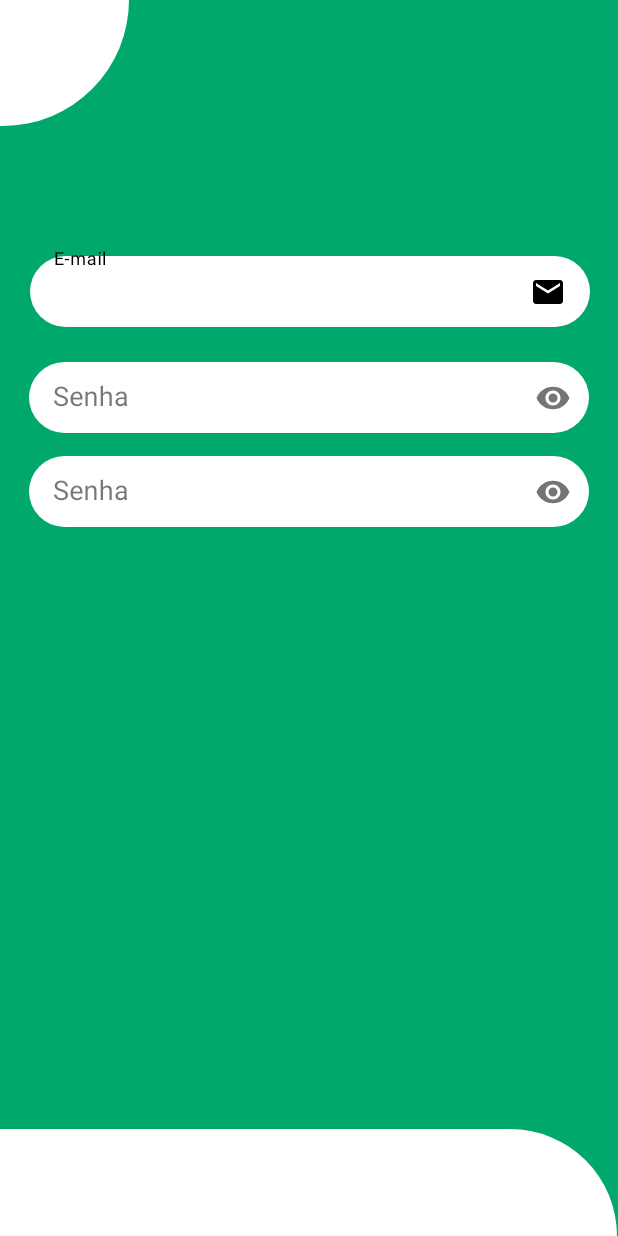
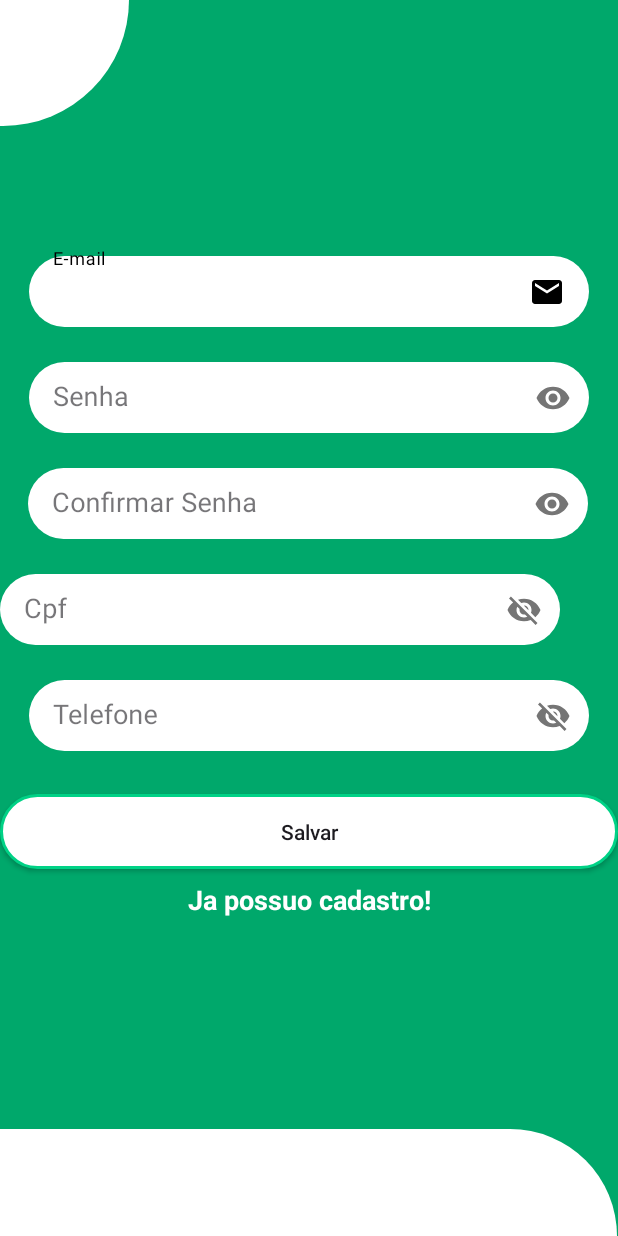
Before and after one commit to vinicius-yudi/ProjetoAndroid, an Android app: the TelaCadastro screen opened directly, with no data from a screen before it, on a phone screen of 412 x 824 dp. Run offline under Robolectric (Android 15) with nearby library versions, the phone set to English and light mode, and no system bars.

Commit message:
adicionando campos cadastro
Co-Authored-By: matheuskormann <130563334+matheuskormann@users.noreply.github.com>

```diff
--- a/app/src/main/res/layout/activity_tela_cadastro.xml
+++ b/app/src/main/res/layout/activity_tela_cadastro.xml
@@ -13,6 +13,94 @@
       android:layout_height="match_parent"
       android:background="@color/dark_cyan_green"
       tools:context=".TelaCadastro">
+
+    <TextView
+        android:id="@+id/txtJaTenhoCadastro"
+        android:layout_width="match_parent"
+        android:layout_height="wrap_content"
+        android:layout_marginTop="8dp"
+        android:gravity="center"
+        android:text="@string/txt_JaTenhoCadastro"
+        android:textColor="@color/white"
+        android:textSize="18sp"
+        android:textStyle="bold"
+        app:layout_constraintEnd_toEndOf="parent"
+        app:layout_constraintHorizontal_bias="0.0"
+        app:layout_constraintStart_toStartOf="parent"
+        app:layout_constraintTop_toBottomOf="@+id/btSalvar" />
+
+    <androidx.appcompat.widget.AppCompatButton
+        android:id="@+id/btSalvar"
+        android:layout_width="match_parent"
+        android:layout_height="wrap_content"
+        android:layout_marginTop="16dp"
+        android:background="@drawable/background_button_selector"
+        android:enabled="true"
+        android:padding="15dp"
+        android:text="@string/txt_button_Salvar"
+        android:textAllCaps="false"
+        app:layout_constraintEnd_toEndOf="parent"
+        app:layout_constraintStart_toStartOf="parent"
+        app:layout_constraintTop_toBottomOf="@+id/txtInputLayoutTelefone" />
+
+    <com.google.android.material.textfield.TextInputLayout
+        android:id="@+id/txtInputLayoutTelefone"
+        style="@style/Widget.MaterialComponents.TextInputLayout.OutlinedBox"
+        android:layout_width="373dp"
+        android:layout_height="65dp"
+        android:layout_marginTop="5dp"
+        app:boxStrokeColor="@color/dark_cyan_green"
+        app:errorEnabled="true"
+        app:errorTextColor="@color/red"
+        app:hintAnimationEnabled="true"
+        app:hintTextColor="@color/black"
+        app:layout_constraintEnd_toEndOf="parent"
+        app:layout_constraintStart_toStartOf="parent"
+        app:layout_constraintTop_toBottomOf="@+id/txtInputLayoutCpf"
+        app:passwordToggleEnabled="true"
+        tools:ignore="ExtraText,MissingConstraints">
+
+      <com.google.android.material.textfield.TextInputEditText
+          android:id="@+id/editTelefone"
+          android:layout_width="match_parent"
+          android:layout_height="47dp"
+          android:background="@drawable/background_edittext"
+          android:hint="@string/hint_Telefone"
+          android:inputType="text"
+          android:maxLength="25"
+          android:maxLines="1"
+          android:padding="15dp"
+          android:textSize="18sp" />
+    </com.google.android.material.textfield.TextInputLayout>
+
+    <com.google.android.material.textfield.TextInputLayout
+        android:id="@+id/txtInputLayoutCpf"
+        style="@style/Widget.MaterialComponents.TextInputLayout.OutlinedBox"
+        android:layout_width="373dp"
+        android:layout_height="65dp"
+        android:layout_marginTop="5dp"
+        app:boxStrokeColor="@color/dark_cyan_green"
+        app:errorEnabled="true"
+        app:errorTextColor="@color/red"
+        app:hintAnimationEnabled="true"
+        app:hintTextColor="@color/black"
+        app:layout_constraintTop_toBottomOf="@+id/txtInputLayoutConfirmarSenha"
+        app:passwordToggleEnabled="true"
+        tools:ignore="ExtraText,MissingConstraints"
+        tools:layout_editor_absoluteX="19dp">
+
+      <com.google.android.material.textfield.TextInputEditText
+          android:id="@+id/editCpf"
+          android:layout_width="match_parent"
+          android:layout_height="47dp"
+          android:background="@drawable/background_edittext"
+          android:hint="@string/hint_Cpf"
+          android:inputType="text"
+          android:maxLength="25"
+          android:maxLines="1"
+          android:padding="15dp"
+          android:textSize="18sp" />
+    </com.google.android.material.textfield.TextInputLayout>
 
     <com.google.android.material.textfield.TextInputLayout
         android:id="@+id/txtInputLayoutSenha"
@@ -72,16 +160,13 @@
         style="@style/Widget.MaterialComponents.TextInputLayout.OutlinedBox"
         android:layout_width="373dp"
         android:layout_height="65dp"
-      android:layout_marginStart="20dp"
         android:layout_marginTop="81dp"
-      android:layout_marginEnd="20dp"
         app:boxStrokeColor="@color/dark_cyan_green"
         app:errorEnabled="true"
         app:errorTextColor="@color/red"
         app:hintAnimationEnabled="true"
         app:hintTextColor="@color/black"
         app:layout_constraintEnd_toEndOf="parent"
-      app:layout_constraintHorizontal_bias="0.0"
         app:layout_constraintStart_toStartOf="parent"
         app:layout_constraintTop_toBottomOf="@+id/view2"
         tools:ignore="MissingConstraints">
@@ -106,15 +191,16 @@
         style="@style/Widget.MaterialComponents.TextInputLayout.OutlinedBox"
         android:layout_width="373dp"
         android:layout_height="65dp"
-      android:layout_marginTop="68dp"
+        android:layout_marginTop="5dp"
         app:boxStrokeColor="@color/dark_cyan_green"
         app:errorEnabled="true"
         app:errorTextColor="@color/red"
         app:hintAnimationEnabled="true"
         app:hintTextColor="@color/black"
         app:layout_constraintEnd_toEndOf="parent"
+        app:layout_constraintHorizontal_bias="0.49"
         app:layout_constraintStart_toStartOf="parent"
-      app:layout_constraintTop_toBottomOf="@id/txtInputLayoutEmail"
+        app:layout_constraintTop_toBottomOf="@+id/txtInputLayoutSenha"
         app:passwordToggleEnabled="true"
         tools:ignore="ExtraText">
 
@@ -123,7 +209,7 @@
           android:layout_width="match_parent"
           android:layout_height="47dp"
           android:background="@drawable/background_edittext"
-        android:hint="@string/hint_senha"
+          android:hint="@string/hint_Confirmarsenha"
           android:inputType="textPassword"
           android:maxLength="25"
           android:maxLines="1"
--- a/app/src/main/res/values/strings.xml
+++ b/app/src/main/res/values/strings.xml
@@ -3,8 +3,13 @@
 
     <string name="hint_email">E-mail</string>
     <string name="hint_senha">Senha</string>
+    <string name="hint_Confirmarsenha">Confirmar Senha</string>
+    <string name="hint_Cpf">Cpf</string>
+    <string name="hint_Telefone">Telefone</string>
     <string name="txt_button_entrar">Entrar</string>
+    <string name="txt_button_Salvar">Salvar</string>
     <string name="txt_tela_cadastro">Clique aqui para se Cadastrar!</string>
+    <string name="txt_JaTenhoCadastro">Ja possuo cadastro!</string>
 
 
 </resources>
```
Lines whose indentation alone changed are shown as unchanged.
